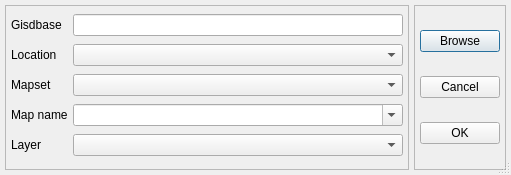
First picture: the form in qgis/src/plugins/grass/qgsgrassselectbase.ui, repository sourcepole/qgis, before the edit.
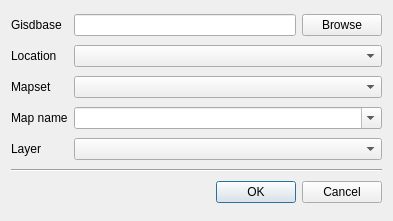
Second picture: the form after the edit.

Commit message: refactored the addvector, addraster and selectmapset GUI for the GRASS plugin

Patch:
```diff
--- a/qgis/src/plugins/grass/qgsgrassselectbase.ui
+++ b/qgis/src/plugins/grass/qgsgrassselectbase.ui
@@ -1,211 +1,111 @@
 <ui version="4.0" >
  <class>QgsGrassSelectBase</class>
- <widget class="QDialog" name="QgsGrassSelectBase" >
-  <property name="geometry" >
+ <widget class="QDialog" name="QgsGrassSelectBase">
+  <property name="geometry">
    <rect>
     <x>0</x>
     <y>0</y>
-    <width>511</width>
-    <height>175</height>
+    <width>393</width>
+    <height>221</height>
    </rect>
   </property>
-  <property name="sizePolicy" >
-   <sizepolicy vsizetype="Minimum" hsizetype="Expanding" >
-    <horstretch>0</horstretch>
-    <verstretch>0</verstretch>
-   </sizepolicy>
-  </property>
-  <property name="windowTitle" >
+  <property name="windowTitle">
    <string>Add GRASS Layer</string>
   </property>
-  <property name="sizeGripEnabled" >
-   <bool>true</bool>
-  </property>
-  <property name="modal" >
-   <bool>true</bool>
-  </property>
-  <layout class="QHBoxLayout" >
-   <property name="spacing" >
-    <number>5</number>
-   </property>
-   <property name="leftMargin" >
-    <number>5</number>
-   </property>
-   <property name="topMargin" >
-    <number>5</number>
-   </property>
-   <property name="rightMargin" >
-    <number>5</number>
-   </property>
-   <property name="bottomMargin" >
-    <number>5</number>
-   </property>
-   <item>
-    <widget class="QFrame" name="optionsFrame" >
-     <property name="sizePolicy" >
-      <sizepolicy vsizetype="Minimum" hsizetype="Expanding" >
-       <horstretch>0</horstretch>
-       <verstretch>0</verstretch>
-      </sizepolicy>
+  <layout class="QGridLayout" name="gridLayout">
+   <item row="0" column="0">
+    <widget class="QLabel" name="Gisdbase">
+     <property name="text">
+      <string>Gisdbase</string>
      </property>
-     <property name="frameShape" >
-      <enum>QFrame::StyledPanel</enum>
+    </widget>
+   </item>
+   <item row="0" column="1">
+    <widget class="QLineEdit" name="egisdbase">
+     <property name="text">
+      <string/>
      </property>
-     <property name="frameShadow" >
+    </widget>
+   </item>
+   <item row="1" column="0">
+    <widget class="QLabel" name="Location">
+     <property name="frameShape">
+      <enum>QFrame::NoFrame</enum>
+     </property>
+     <property name="frameShadow">
       <enum>QFrame::Plain</enum>
      </property>
-     <property name="lineWidth" >
-      <number>0</number>
+     <property name="text">
+      <string>Location</string>
      </property>
-     <layout class="QGridLayout" >
-      <property name="leftMargin" >
-       <number>5</number>
-      </property>
-      <property name="topMargin" >
-       <number>5</number>
-      </property>
-      <property name="rightMargin" >
-       <number>5</number>
-      </property>
-      <property name="bottomMargin" >
-       <number>5</number>
-      </property>
-      <property name="horizontalSpacing" >
-       <number>5</number>
-      </property>
-      <property name="verticalSpacing" >
-       <number>5</number>
-      </property>
-      <item row="0" column="0" >
-       <widget class="QLabel" name="Gisdbase" >
-        <property name="text" >
-         <string>Gisdbase</string>
-        </property>
-       </widget>
-      </item>
-      <item row="1" column="0" >
-       <widget class="QLabel" name="Location" >
-        <property name="frameShape" >
-         <enum>QFrame::NoFrame</enum>
-        </property>
-        <property name="frameShadow" >
-         <enum>QFrame::Plain</enum>
-        </property>
-        <property name="text" >
-         <string>Location</string>
-        </property>
-       </widget>
-      </item>
-      <item row="2" column="0" >
-       <widget class="QLabel" name="Mapset" >
-        <property name="text" >
-         <string>Mapset</string>
-        </property>
-       </widget>
-      </item>
-      <item row="0" column="1" >
-       <widget class="QLineEdit" name="egisdbase" >
-        <property name="text" >
-         <string/>
-        </property>
-       </widget>
-      </item>
-      <item row="1" column="1" >
-       <widget class="QComboBox" name="elocation" />
-      </item>
-      <item row="3" column="1" >
-       <widget class="QComboBox" name="emap" >
-        <property name="toolTip" >
-         <string>Select or type map name (wildcards '*' and '?' accepted for rasters)</string>
-        </property>
-        <property name="editable" >
-         <bool>true</bool>
-        </property>
-       </widget>
-      </item>
-      <item row="2" column="1" >
-       <widget class="QComboBox" name="emapset" />
-      </item>
-      <item row="4" column="1" >
-       <widget class="QComboBox" name="elayer" />
-      </item>
-      <item row="3" column="0" >
-       <widget class="QLabel" name="MapName" >
-        <property name="text" >
-         <string>Map name</string>
-        </property>
-       </widget>
-      </item>
-      <item row="4" column="0" >
-       <widget class="QLabel" name="Layer" >
-        <property name="text" >
-         <string>Layer</string>
-        </property>
-       </widget>
-      </item>
-     </layout>
     </widget>
    </item>
-   <item>
-    <widget class="QFrame" name="buttonsFrame" >
-     <property name="sizePolicy" >
-      <sizepolicy vsizetype="Minimum" hsizetype="Minimum" >
-       <horstretch>0</horstretch>
-       <verstretch>0</verstretch>
-      </sizepolicy>
+   <item row="1" column="1" colspan="2">
+    <widget class="QComboBox" name="elocation"/>
+   </item>
+   <item row="2" column="0">
+    <widget class="QLabel" name="Mapset">
+     <property name="text">
+      <string>Mapset</string>
      </property>
-     <property name="frameShape" >
-      <enum>QFrame::StyledPanel</enum>
+    </widget>
+   </item>
+   <item row="2" column="1" colspan="2">
+    <widget class="QComboBox" name="emapset"/>
+   </item>
+   <item row="3" column="0">
+    <widget class="QLabel" name="MapName">
+     <property name="text">
+      <string>Map name</string>
      </property>
-     <property name="frameShadow" >
-      <enum>QFrame::Plain</enum>
+    </widget>
+   </item>
+   <item row="3" column="1" colspan="2">
+    <widget class="QComboBox" name="emap">
+     <property name="toolTip">
+      <string>Select or type map name (wildcards '*' and '?' accepted for rasters)</string>
      </property>
-     <property name="lineWidth" >
-      <number>0</number>
+     <property name="editable">
+      <bool>true</bool>
      </property>
-     <layout class="QVBoxLayout" >
-      <property name="spacing" >
-       <number>5</number>
-      </property>
-      <property name="leftMargin" >
-       <number>5</number>
-      </property>
-      <property name="topMargin" >
-       <number>5</number>
-      </property>
-      <property name="rightMargin" >
-       <number>5</number>
-      </property>
-      <property name="bottomMargin" >
-       <number>5</number>
-      </property>
-      <item>
-       <widget class="QPushButton" name="GisdbaseBrowse" >
-        <property name="text" >
-         <string>Browse</string>
-        </property>
-       </widget>
-      </item>
-      <item>
-       <widget class="QPushButton" name="cancel" >
-        <property name="text" >
-         <string>Cancel</string>
-        </property>
-       </widget>
-      </item>
-      <item>
-       <widget class="QPushButton" name="ok" >
-        <property name="text" >
-         <string>OK</string>
-        </property>
-       </widget>
-      </item>
-     </layout>
+    </widget>
+   </item>
+   <item row="4" column="0">
+    <widget class="QLabel" name="Layer">
+     <property name="text">
+      <string>Layer</string>
+     </property>
+    </widget>
+   </item>
+   <item row="4" column="1" colspan="2">
+    <widget class="QComboBox" name="elayer"/>
+   </item>
+   <item row="6" column="0" colspan="3">
+    <widget class="QDialogButtonBox" name="buttonBox">
+     <property name="orientation">
+      <enum>Qt::Horizontal</enum>
+     </property>
+     <property name="standardButtons">
+      <set>QDialogButtonBox::Cancel|QDialogButtonBox::Ok</set>
+     </property>
+    </widget>
+   </item>
+   <item row="0" column="2">
+    <widget class="QPushButton" name="GisdbaseBrowse">
+     <property name="text">
+      <string>Browse</string>
+     </property>
+    </widget>
+   </item>
+   <item row="5" column="0" colspan="3">
+    <widget class="Line" name="line">
+     <property name="orientation">
+      <enum>Qt::Horizontal</enum>
+     </property>
     </widget>
    </item>
   </layout>
  </widget>
- <layoutdefault spacing="6" margin="11" />
  <resources/>
  <connections/>
 </ui>
```
Left out of the diff: 3 changed lines with no effect on the pictures. The commit also changes 2 other files.
